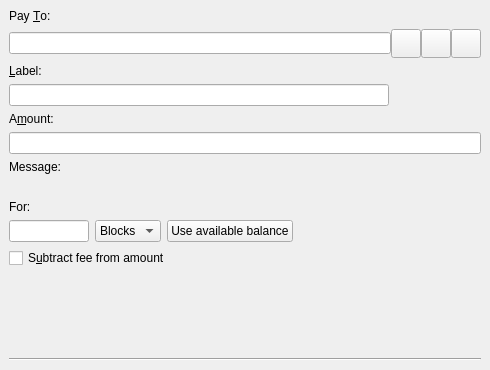
Qt form src/qt/forms/sendcoinsentry.ui (hardwarewise/SIN-core) before a commit.
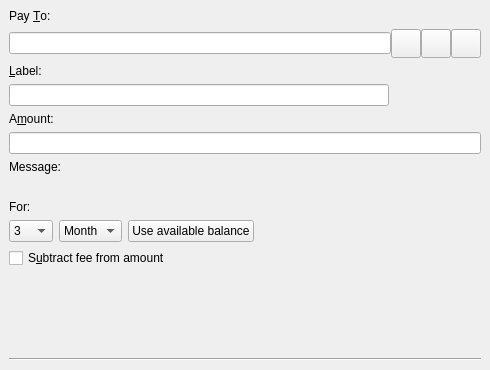
The same form after that commit. Icons and pictures are not drawn. Custom widgets are drawn as their Qt base class.

```diff
--- a/src/qt/forms/sendcoinsentry.ui
+++ b/src/qt/forms/sendcoinsentry.ui
@@ -206,37 +206,22 @@
       <item>
        <layout class="QHBoxLayout" name="horizontalLayout">
         <item>
-         <widget class="QLineEdit" name="lockperiod">
-          <property name="enabled">
-           <bool>true</bool>
-          </property>
-          <property name="sizePolicy">
-           <sizepolicy hsizetype="Fixed" vsizetype="Fixed">
-            <horstretch>80</horstretch>
-            <verstretch>0</verstretch>
-           </sizepolicy>
-          </property>
-          <property name="minimumSize">
-           <size>
-            <width>80</width>
-            <height>0</height>
-           </size>
-          </property>
-          <property name="maximumSize">
-           <size>
-            <width>40</width>
-            <height>16777215</height>
-           </size>
-          </property>
-          <property name="layoutDirection">
-           <enum>Qt::LeftToRight</enum>
-          </property>
-          <property name="text">
-           <string/>
-          </property>
-          <property name="maxLength">
-           <number>6</number>
-          </property>
+         <widget class="QComboBox" name="lockperiod">
+          <item>
+           <property name="text">
+            <string>3</string>
+           </property>
+          </item>
+          <item>
+           <property name="text">
+            <string>6</string>
+           </property>
+          </item>
+          <item>
+           <property name="text">
+            <string>12</string>
+           </property>
+          </item>
          </widget>
         </item>
         <item>
@@ -249,7 +234,7 @@
           </property>
           <item>
            <property name="text">
-            <string>Blocks</string>
+            <string>Month</string>
            </property>
           </item>
          </widget>
```
Left out of the diff: 2 changed lines with no effect on the pictures.
